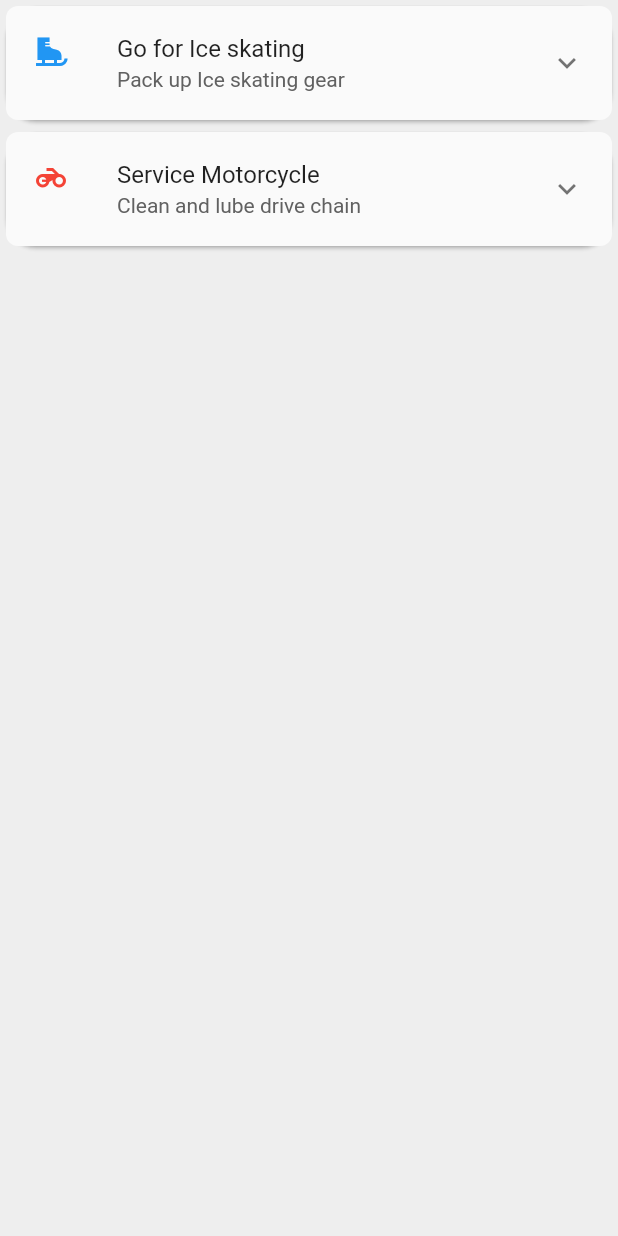
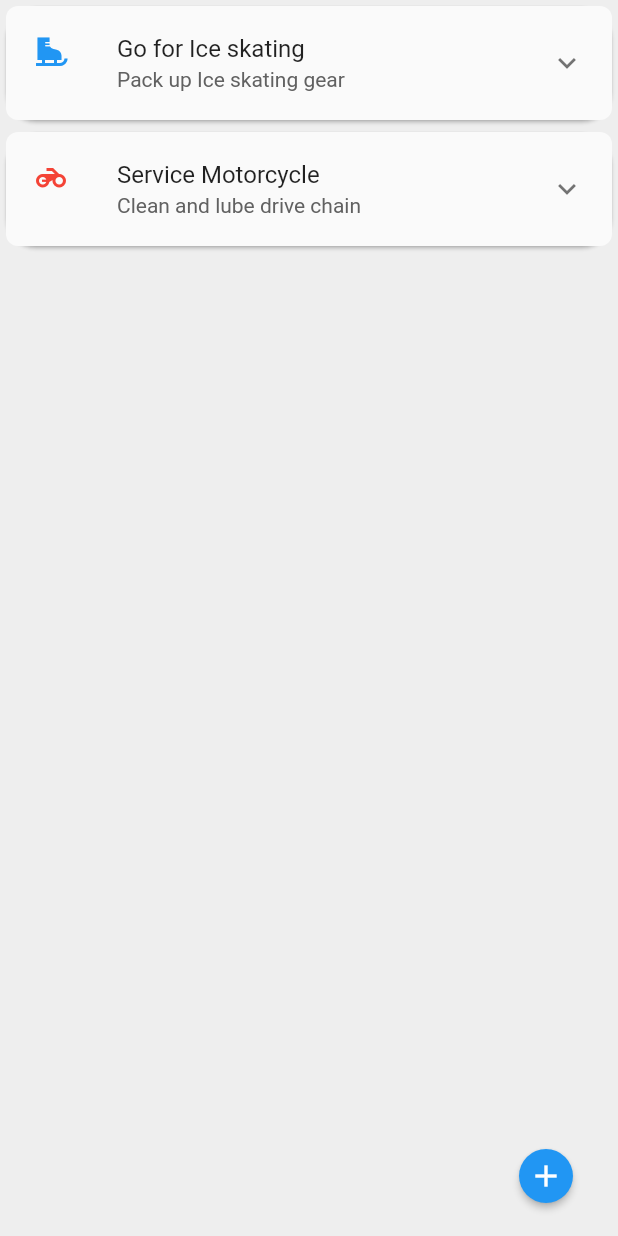
Before and after one commit to Pyrocrate/TodoApp, a Flutter app: the screen it shows after launch, on a phone screen of 412 x 824 dp. Run offline on Flutter 3.47's test engine with Material 2 defaults, Android fonts, the light colour scheme and no system bars; drawn by our look-alikes of expansion_tile_card.

Commit message:
Add Task Button

```diff
--- a/todoapp/lib/classes/expandedlist.dart
+++ b/todoapp/lib/classes/expandedlist.dart
@@ -1,21 +1,11 @@
 import 'package:flutter/material.dart';
 import 'package:expansion_tile_card/expansion_tile_card.dart';
 
-class expandedListBuilder extends StatefulWidget {
-  var tasks = [];
-  var index;
-  expandedListBuilder({required this.tasks, this.index});
-
-  @override
-  _expandedListBuilderState createState() =>
-      _expandedListBuilderState(tasks: tasks, index: index);
-}
-
-class _expandedListBuilderState extends State<expandedListBuilder> {
+class expandedTileBuilder extends StatelessWidget {
   var tasks = [];
   var index;
 
-  _expandedListBuilderState({required this.tasks, this.index});
+  expandedTileBuilder({required this.tasks, required this.index});
 
   @override
   Widget build(BuildContext context) {
@@ -43,7 +33,6 @@ class _expandedListBuilderState extends State<expandedListBuilder> {
                 child: Text(tasks[index]['description'],
                     style: TextStyle(
                       fontSize: 15,
-                      letterSpacing: 2,
                     )),
               ),
             )
--- a/todoapp/lib/main.dart
+++ b/todoapp/lib/main.dart
@@ -1,5 +1,7 @@
 import 'package:flutter/material.dart';
 import 'package:todoapp/pages/tasks_page.dart';
+import 'package:todoapp/pages/newtask.dart';
+import 'package:flutter/services.dart';
 
 void main() => runApp(MaterialApp(
       home: tasksPage(),
@@ -12,6 +14,7 @@ class todoApp extends StatelessWidget {
   Widget build(BuildContext context) {
     return MaterialApp(initialRoute: 'home', routes: {
       'home': (context) => tasksPage(),
+      'newTask': ((context) => newTask()),
     });
   }
 }
--- a/todoapp/lib/pages/tasks_page.dart
+++ b/todoapp/lib/pages/tasks_page.dart
@@ -1,5 +1,7 @@
 import 'package:flutter/material.dart';
+import 'package:todoapp/main.dart';
 import 'package:todoapp/classes/expandedlist.dart';
+import 'package:expansion_tile_card/expansion_tile_card.dart';
 
 class tasksPage extends StatefulWidget {
   const tasksPage({Key? key}) : super(key: key);
@@ -16,14 +18,14 @@ class _tasksPageState extends State<tasksPage> {
       'title': 'Go for Ice skating',
       'subtitle': 'Pack up Ice skating gear',
       'description':
-          '* Get ready to chill down the mountain \n on some crazy ass ski\'s',
+          'Get ready to chill down the mountain \n on some crazy ass ski\'s.',
     },
     {
       'icon': Icons.motorcycle,
       'color': Colors.red,
       'title': 'Service Motorcycle',
       'subtitle': 'Clean and lube drive chain',
-      'description': '* A clean bike indicates the love towards \n the machine',
+      'description': 'A clean bike indicates the love towards \n the machine',
     }
   ];
 
@@ -35,9 +37,18 @@ class _tasksPageState extends State<tasksPage> {
           body: ListView.builder(
             itemCount: tasks.length,
             itemBuilder: (context, index) {
-          return expandedListBuilder(tasks: tasks, index: index);
+              return expandedTileBuilder(tasks: tasks, index: index);
             },
           ),
-    ));
+          floatingActionButton: ElevatedButton(
+            onPressed: () {
+              Navigator.pushNamed(context, 'newTask');
+            },
+            style: ButtonStyle(
+              shape: MaterialStateProperty.all(CircleBorder()),
+            ),
+            child: Icon(Icons.add),
+          )),
+    );
   }
 }
```
Also changed, not shown: todoapp/lib/pages/newtask.dart (added, +15 -0 lines). Lines whose indentation alone changed are shown as unchanged.
